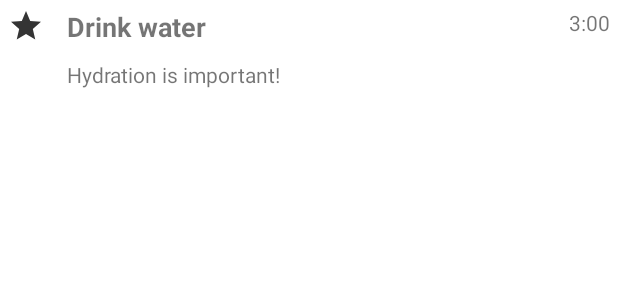
After one commit to codpathin/selfcare-app, an Android app: the layout item_reminder.xml on its own in the app's theme, with its tools: preview values and no code run, on a phone screen of 412 x 824 dp. The commit adds this screen. Shown: the top 300 px of the screen. Run offline under Robolectric (Android 15) with nearby library versions, the phone set to English and light mode, and no system bars.

Commit message:
added individual reminder layout, added rv for reminders

```diff
--- /dev/null
+++ b/app/src/main/res/drawable/star_icon.xml
@@ -0,0 +1,5 @@
+<vector android:height="24dp" android:tint="#343434"
+    android:viewportHeight="24" android:viewportWidth="24"
+    android:width="24dp" xmlns:android="http://schemas.android.com/apk/res/android">
+    <path android:fillColor="@android:color/white" android:pathData="M12,17.27L18.18,21l-1.64,-7.03L22,9.24l-7.19,-0.61L12,2 9.19,8.63 2,9.24l5.46,4.73L5.82,21z"/>
+</vector>
--- /dev/null
+++ b/app/src/main/res/layout/item_reminder.xml
@@ -0,0 +1,46 @@
+<?xml version="1.0" encoding="utf-8"?>
+<RelativeLayout xmlns:android="http://schemas.android.com/apk/res/android"
+    xmlns:app="http://schemas.android.com/apk/res-auto"
+    android:layout_width="match_parent"
+    android:layout_height="wrap_content">
+
+    <ImageView
+        android:id="@+id/ivIcon"
+        android:layout_width="wrap_content"
+        android:layout_height="wrap_content"
+        android:layout_marginStart="5dp"
+        android:layout_marginTop="5dp"
+        app:srcCompat="@drawable/star_icon" />
+
+    <TextView
+        android:id="@+id/tvReminder"
+        android:layout_width="wrap_content"
+        android:layout_height="wrap_content"
+        android:layout_alignParentTop="true"
+        android:layout_marginStart="15dp"
+        android:layout_marginTop="5dp"
+        android:layout_toEndOf="@+id/ivIcon"
+        android:text="Drink water"
+        android:textSize="18sp"
+        android:textStyle="bold" />
+
+    <TextView
+        android:id="@+id/tvRNote"
+        android:layout_width="wrap_content"
+        android:layout_height="wrap_content"
+        android:layout_below="@+id/tvReminder"
+        android:layout_marginStart="15dp"
+        android:layout_marginTop="10dp"
+        android:layout_marginBottom="5dp"
+        android:layout_toEndOf="@+id/ivIcon"
+        android:text="Hydration is important!" />
+
+    <TextView
+        android:id="@+id/tvRTime"
+        android:layout_width="wrap_content"
+        android:layout_height="wrap_content"
+        android:layout_alignParentEnd="true"
+        android:layout_marginTop="5dp"
+        android:layout_marginEnd="5dp"
+        android:text="3:00" />
+</RelativeLayout>
```
Also changed, not shown: app/src/main/java/com/example/myapplication/ReminderAdapter.java (added, +80 -0 lines), app/src/main/res/layout/note_preview_activity.xml (+3 -9 lines).
